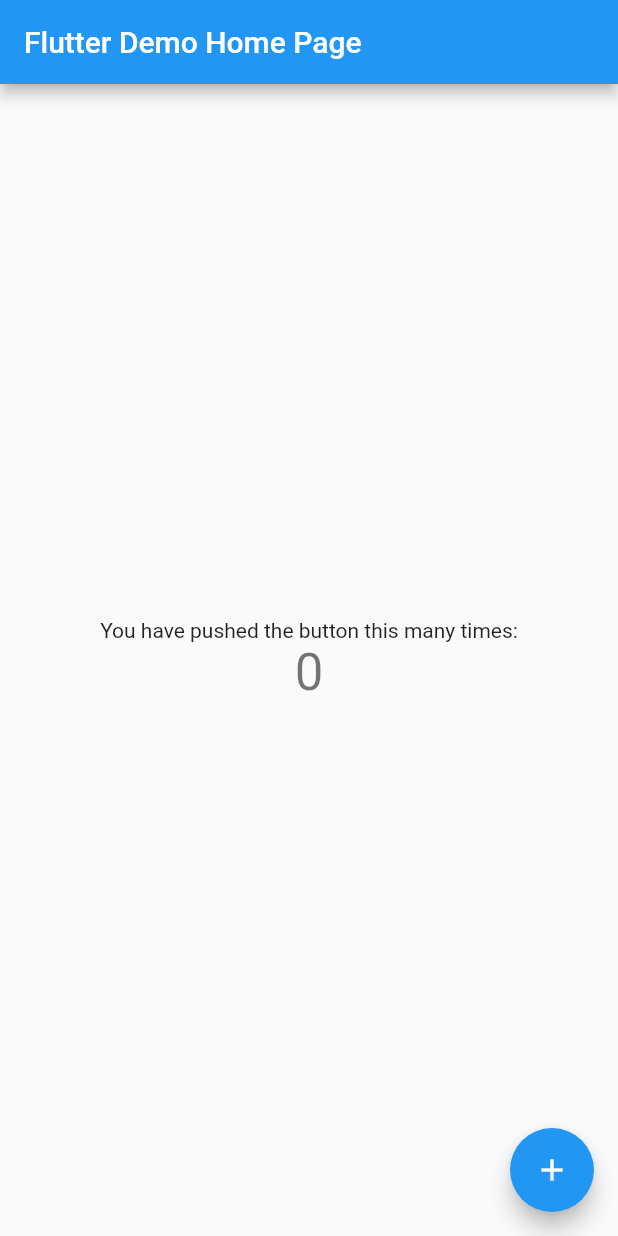
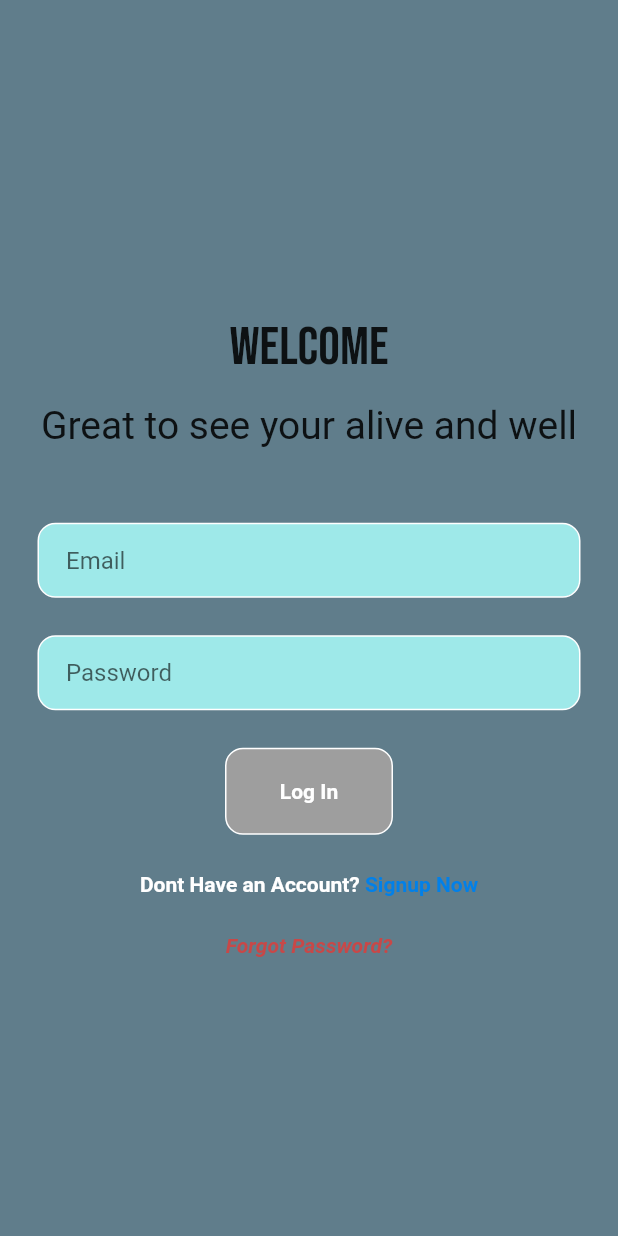
Before and after one commit to ofirmirkin/Athlete-Alert, a Flutter app: the screen it shows after launch, on a phone screen of 412 x 824 dp. Run offline on Flutter 3.47's test engine with Material 2 defaults, Android fonts, the light colour scheme and no system bars; our stand-ins replace google_fonts.

Commit message:
Added dev kit for lx and basic ui Login Page

```diff
--- /dev/null
+++ b/lib/login_page.dart
@@ -0,0 +1,143 @@
+import 'package:flutter/material.dart';
+import 'package:google_fonts/google_fonts.dart';
+
+class LoginPage extends StatefulWidget {
+  const LoginPage({Key? key}) : super(key: key);
+
+  @override
+  State<LoginPage> createState() => _LoginPageState();
+}
+
+class _LoginPageState extends State<LoginPage> {
+  @override
+  Widget build(BuildContext context) {
+    return Scaffold(
+        backgroundColor: Colors.blueGrey,
+        body: SafeArea(
+            child: Center(
+          child: Column(
+            mainAxisAlignment: MainAxisAlignment.center,
+            children: [
+              SizedBox(height: 25),
+//TODO Touch up spacing and colour theme for phone version
+              //Welcome
+              Text(
+                'Welcome',
+                style: GoogleFonts.bebasNeue(
+                  fontSize: 36,
+                ),
+              ),
+
+              //login or signup button
+              // IN login page will have a button which leads to forgot password @kru3ish
+              SizedBox(height: 15),
+
+              Text(
+                'Great to see your alive and well',
+                style: TextStyle(
+                  fontSize: 26,
+                ),
+              ),
+              //Signup Button Goes to @KUNAL
+              SizedBox(height: 50),
+
+              Padding(
+                padding: const EdgeInsets.symmetric(horizontal: 25.0),
+                child: Container(
+                  decoration: BoxDecoration(
+                    color: Color.fromARGB(255, 158, 233, 233),
+                    border: Border.all(color: Colors.white),
+                    borderRadius: BorderRadius.circular(12),
+                  ),
+                  child: Padding(
+                    padding: const EdgeInsets.only(left: 18.0),
+                    child: TextField(
+                      // at the moment theres no limit to the
+                      //character so limit will go off screen
+                      decoration: InputDecoration(
+                        border: InputBorder.none,
+                        hintText: 'Email',
+                      ),
+                    ),
+                  ),
+                ),
+              ),
+
+              SizedBox(height: 25),
+
+              Padding(
+                padding: const EdgeInsets.symmetric(horizontal: 25.0),
+                child: Container(
+                  decoration: BoxDecoration(
+                    color: Color.fromARGB(255, 158, 233, 233),
+                    border: Border.all(color: Colors.white),
+                    borderRadius: BorderRadius.circular(12),
+                  ),
+                  child: Padding(
+                    padding: const EdgeInsets.only(left: 18.0),
+                    child: TextField(
+                      obscureText: true,
+                      // at the moment theres no limit to the
+                      //character so limit will go off screen
+                      decoration: InputDecoration(
+                        border: InputBorder.none,
+                        hintText: 'Password',
+                      ),
+                    ),
+                  ),
+                ),
+              ),
+
+              SizedBox(height: 25),
+
+              //SizedBox(height: 25),
+
+              Padding(
+                padding: const EdgeInsets.symmetric(horizontal: 150.0),
+                child: Container(
+                  padding: EdgeInsets.all(20),
+                  decoration: BoxDecoration(
+                    color: Colors.grey,
+                    border: Border.all(color: Colors.white),
+                    borderRadius: BorderRadius.circular(12),
+                  ),
+                  child: Center(
+                    child: Text('Log In',
+                        style: TextStyle(
+                            color: Colors.white, fontWeight: FontWeight.bold)),
+                  ),
+                ),
+              ),
+
+              SizedBox(height: 25),
+
+              Row(
+                mainAxisAlignment: MainAxisAlignment.center,
+                children: [
+                  Text('Dont Have an Account?',
+                      style: TextStyle(
+                          color: Colors.white, fontWeight: FontWeight.bold)),
+                  Text(' Signup Now',
+                      style: TextStyle(
+                          color: Color.fromARGB(255, 2, 128, 232),
+                          fontWeight: FontWeight.bold)),
+                ],
+              ),
+
+              SizedBox(height: 25),
+
+              Row(
+                mainAxisAlignment: MainAxisAlignment.center,
+                children: [
+                  Text('Forgot Password?',
+                      style: TextStyle(
+                          color: Color.fromARGB(255, 199, 72, 72),
+                          fontWeight: FontWeight.bold,
+                          fontStyle: FontStyle.italic)),
+                ],
+              ),
+            ],
+          ),
+        )));
+  }
+}
--- a/lib/main.dart
+++ b/lib/main.dart
@@ -1,115 +1,18 @@
 import 'package:flutter/material.dart';
+import 'package:software_design/login_page.dart';
 
 void main() {
-  runApp(const MyApp());
+  runApp(const MainApp());
 }
 
-class MyApp extends StatelessWidget {
-  const MyApp({super.key});
+class MainApp extends StatelessWidget {
+  const MainApp({super.key});
 
-  // This widget is the root of your application.
   @override
   Widget build(BuildContext context) {
-    return MaterialApp(
-      title: 'Flutter Demo',
-      theme: ThemeData(
-        // This is the theme of your application.
-        //
-        // Try running your application with "flutter run". You'll see the
-        // application has a blue toolbar. Then, without quitting the app, try
-        // changing the primarySwatch below to Colors.green and then invoke
-        // "hot reload" (press "r" in the console where you ran "flutter run",
-        // or simply save your changes to "hot reload" in a Flutter IDE).
-        // Notice that the counter didn't reset back to zero; the application
-        // is not restarted.
-        primarySwatch: Colors.blue,
-      ),
-      home: const MyHomePage(title: 'Flutter Demo Home Page'),
+    return const MaterialApp(
+      debugShowCheckedModeBanner: false,
+      home: LoginPage(),
     );
   }
 }
-
-class MyHomePage extends StatefulWidget {
-  const MyHomePage({super.key, required this.title});
-
-  // This widget is the home page of your application. It is stateful, meaning
-  // that it has a State object (defined below) that contains fields that affect
-  // how it looks.
-
-  // This class is the configuration for the state. It holds the values (in this
-  // case the title) provided by the parent (in this case the App widget) and
-  // used by the build method of the State. Fields in a Widget subclass are
-  // always marked "final".
-
-  final String title;
-
-  @override
-  State<MyHomePage> createState() => _MyHomePageState();
-}
-
-class _MyHomePageState extends State<MyHomePage> {
-  int _counter = 0;
-
-  void _incrementCounter() {
-    setState(() {
-      // This call to setState tells the Flutter framework that something has
-      // changed in this State, which causes it to rerun the build method below
-      // so that the display can reflect the updated values. If we changed
-      // _counter without calling setState(), then the build method would not be
-      // called again, and so nothing would appear to happen.
-      _counter++;
-    });
-  }
-
-  @override
-  Widget build(BuildContext context) {
-    // This method is rerun every time setState is called, for instance as done
-    // by the _incrementCounter method above.
-    //
-    // The Flutter framework has been optimized to make rerunning build methods
-    // fast, so that you can just rebuild anything that needs updating rather
-    // than having to individually change instances of widgets.
-    return Scaffold(
-      appBar: AppBar(
-        // Here we take the value from the MyHomePage object that was created by
-        // the App.build method, and use it to set our appbar title.
-        title: Text(widget.title),
-      ),
-      body: Center(
-        // Center is a layout widget. It takes a single child and positions it
-        // in the middle of the parent.
-        child: Column(
-          // Column is also a layout widget. It takes a list of children and
-          // arranges them vertically. By default, it sizes itself to fit its
-          // children horizontally, and tries to be as tall as its parent.
-          //
-          // Invoke "debug painting" (press "p" in the console, choose the
-          // "Toggle Debug Paint" action from the Flutter Inspector in Android
-          // Studio, or the "Toggle Debug Paint" command in Visual Studio Code)
-          // to see the wireframe for each widget.
-          //
-          // Column has various properties to control how it sizes itself and
-          // how it positions its children. Here we use mainAxisAlignment to
-          // center the children vertically; the main axis here is the vertical
-          // axis because Columns are vertical (the cross axis would be
-          // horizontal).
-          mainAxisAlignment: MainAxisAlignment.center,
-          children: <Widget>[
-            const Text(
-              'You have pushed the button this many times:',
-            ),
-            Text(
-              '$_counter',
-              style: Theme.of(context).textTheme.headlineMedium,
-            ),
-          ],
-        ),
-      ),
-      floatingActionButton: FloatingActionButton(
-        onPressed: _incrementCounter,
-        tooltip: 'Increment',
-        child: const Icon(Icons.add),
-      ), // This trailing comma makes auto-formatting nicer for build methods.
-    );
-  }
-}
--- a/pubspec.yaml
+++ b/pubspec.yaml
@@ -35,6 +35,7 @@
   # The following adds the Cupertino Icons font to your application.
   # Use with the CupertinoIcons class for iOS style icons.
   cupertino_icons: ^1.0.2
+  google_fonts:
   http: ^0.13.5
 
 dev_dependencies:
```
Also changed, not shown: pubspec.lock, 9 other files.
